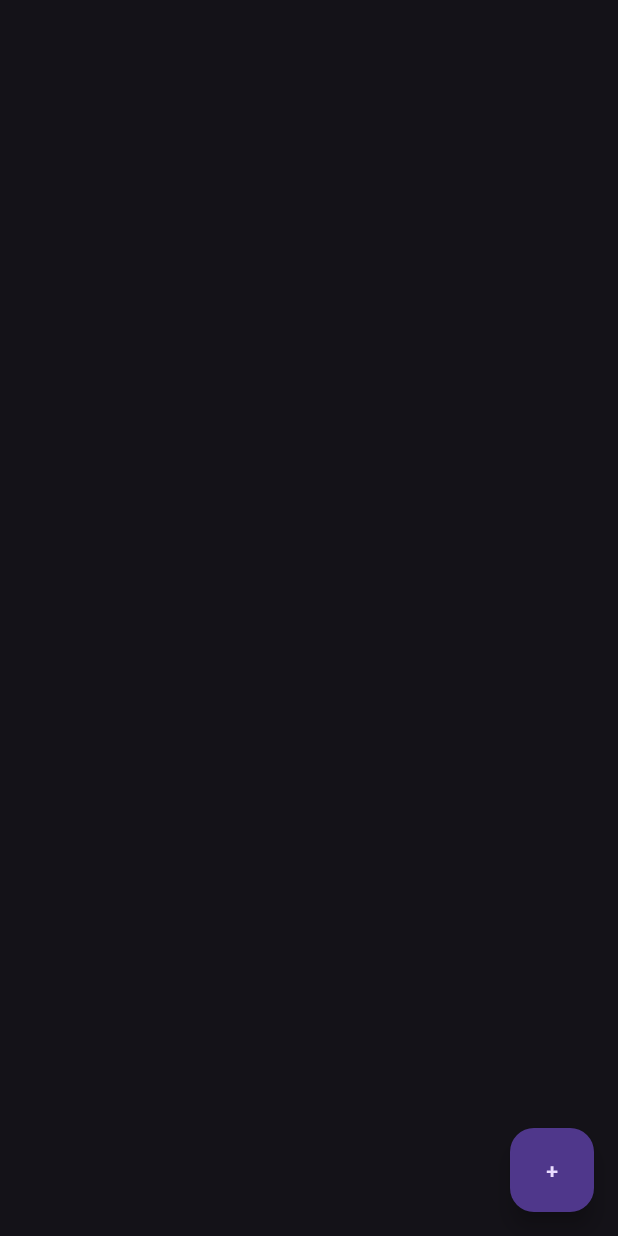
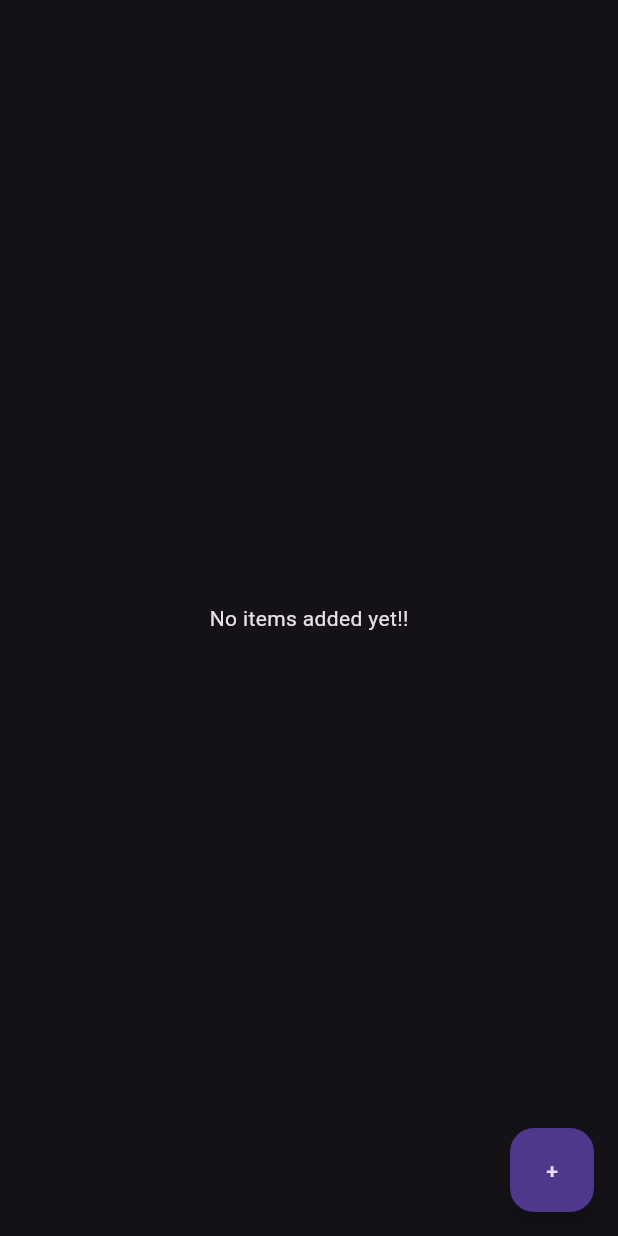
Before and after one commit to 1Shibam/todo_app, a Flutter app: the screen it shows after launch, on a phone screen of 412 x 824 dp. Run offline on Flutter 3.47's test engine with Material 3 defaults, Android fonts, the phone set to English and light mode, and no system bars; our stand-ins replace flutter_riverpod.

Commit message:
add dialog box for naming item and some controller providers

```diff
--- a/lib/screens/todo_app_home_screen.dart
+++ b/lib/screens/todo_app_home_screen.dart
@@ -1,6 +1,8 @@
 import 'package:flutter/material.dart';
 import 'package:flutter_riverpod/flutter_riverpod.dart';
 import 'package:todo_app/providers/item_provider.dart';
+
+
 
 class TodoAppHomeScreen extends ConsumerWidget {
   const TodoAppHomeScreen({super.key});
@@ -11,22 +13,24 @@ class TodoAppHomeScreen extends ConsumerWidget {
     return Scaffold(
       floatingActionButton: FloatingActionButton(
         onPressed: () {
-          ref.read(itemProvider.notifier).addItem('newItem');
+          ref.read(itemProvider.notifier).addItem('nigga');
         },
         child: const Text('+'),
       ),
-      body: ListView.builder(
-
+      body: dataItems.isEmpty
+          ? const Center(
+              child: Text('No items added yet!!'),
+            )
+          : ListView.builder(
               itemCount: dataItems.length,
               itemBuilder: (context, index) {
                 return Column(
                   crossAxisAlignment: CrossAxisAlignment.center,
                   children: [
-              ListTile(title: Text(dataItems[index].name)),
+                    ListTile(title: Text('${dataItems[index].name}-$index')),
                   ],
                 );
-        },
-      ),
+              }),
     );
   }
 }
```
Also changed, not shown: lib/main.dart (+7 -2 lines), lib/methods/show_name_dialog.dart (added, +40 -0 lines). Lines whose indentation alone changed are shown as unchanged.
